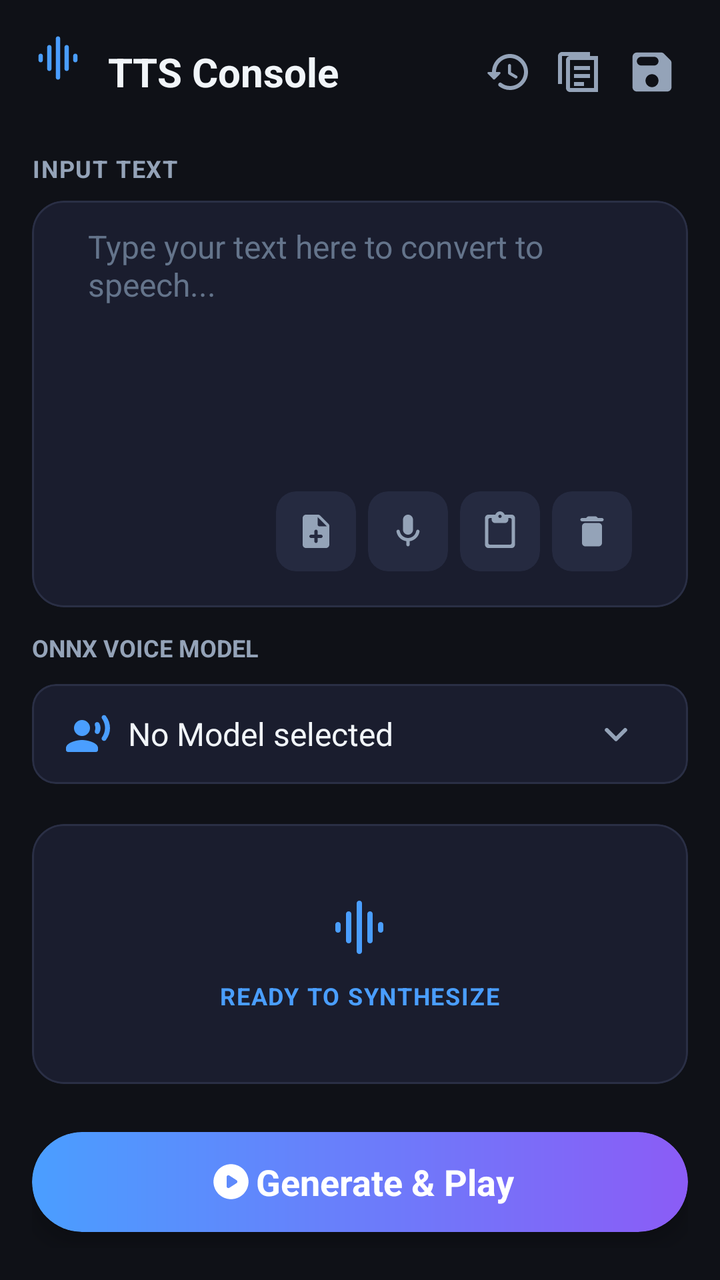
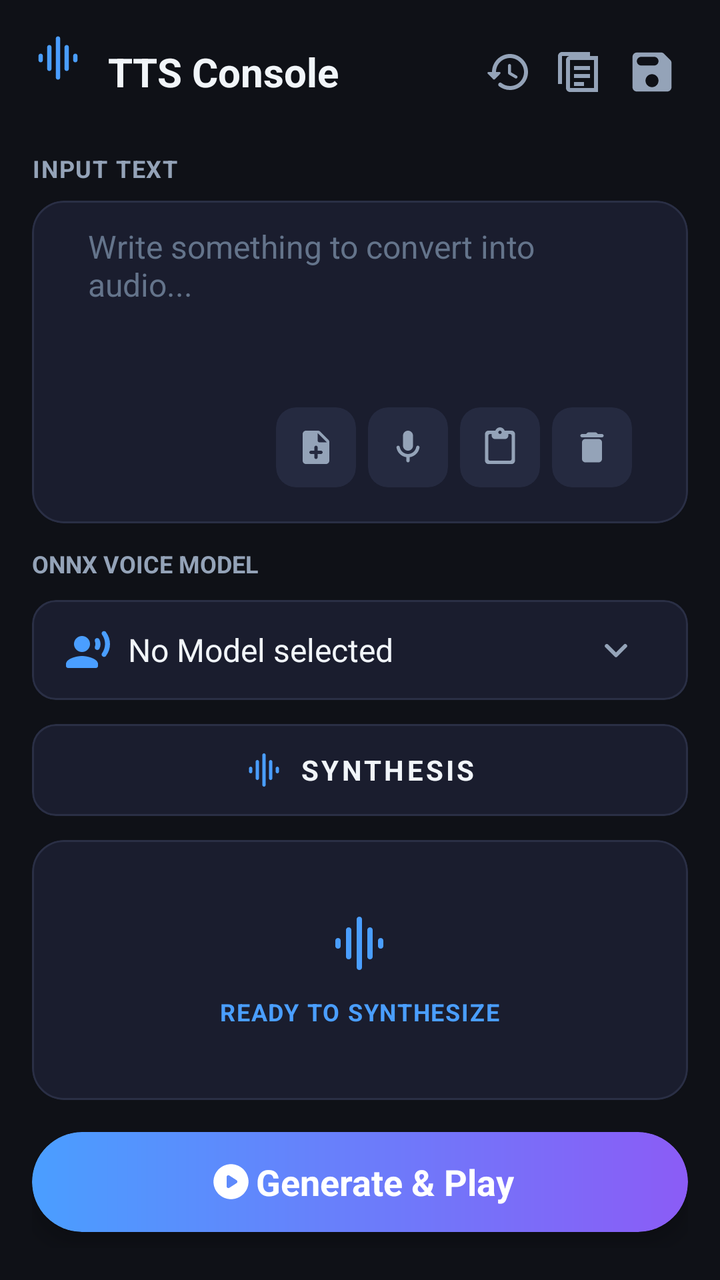

Two renders of the same Android screen: before a commit and after it. Below are the layout's source before the change and the commit's diff.
<!-- AndroidManifest.xml: application theme AppTheme -->
<!-- res/layout/generate_fragment.xml -->
<LinearLayout
	xmlns:android="http://schemas.android.com/apk/res/android"
	xmlns:app="http://schemas.android.com/apk/res-auto"
	xmlns:tools="http://schemas.android.com/tools"
	android:layout_width="match_parent"
	android:layout_height="match_parent"
	android:background="#0F1117"
	android:orientation="vertical"
	android:padding="16dp">

	<RelativeLayout
		android:id="@+id/relativelayout20"
		android:layout_width="match_parent"
		android:layout_height="wrap_content"
		android:layout_marginBottom="20dp">
		
		<ImageView
			android:id="@+id/img_logo"
			android:layout_width="26dp"
			android:layout_height="26dp"
			android:src="@drawable/icon_graphic_eq"
			android:scaleType="fitCenter"
			app:tint="#4A9EFF" />
			
		<TextView
			android:id="@+id/title_tv"
			android:layout_width="wrap_content"
			android:layout_height="wrap_content"
			android:text="TTS Console"
			android:textSize="20sp"
			android:textStyle="bold"
			android:textColor="#F1F5F9"
			android:layout_marginStart="12dp"
			android:layout_toEndOf="@id/img_logo"
			android:layout_centerVertical="true" />
			
		<LinearLayout
			android:id="@+id/top_actions"
			android:layout_width="wrap_content"
			android:layout_height="40dp"
			android:gravity="center_vertical"
			android:orientation="horizontal"
			android:layout_alignParentEnd="true"
			android:layout_centerVertical="true">
			
			<ImageView
				android:id="@+id/history"
				android:layout_width="36dp"
				android:layout_height="36dp"
				android:padding="6dp"
				android:contentDescription="History"
				android:background="?attr/selectableItemBackground"
				android:src="@drawable/icon_history"
				android:scaleType="fitCenter"
				app:tint="#94A3B8" />
				
			<ImageView
				android:id="@+id/dictionary"
				android:layout_width="36dp"
				android:layout_height="36dp"
				android:padding="6dp"
				android:contentDescription="Pronunciation lexicon"
				android:background="?attr/selectableItemBackground"
				android:src="@drawable/icon_menu_book"
				android:scaleType="fitCenter"
				app:tint="#94A3B8" />
				
			<ImageView
				android:id="@+id/save"
				android:layout_width="36dp"
				android:layout_height="36dp"
				android:padding="5dp"
				android:contentDescription="Save audio"
				android:background="?attr/selectableItemBackground"
				android:src="@drawable/icon_save"
				android:scaleType="fitCenter"
				app:tint="#94A3B8" />
		</LinearLayout>
	</RelativeLayout>

	<RelativeLayout
		android:id="@+id/relativelayout21"
		android:layout_width="match_parent"
		android:layout_height="wrap_content">
		<TextView
			android:id="@+id/textview55"
			android:layout_width="wrap_content"
			android:layout_height="wrap_content"
			android:text="INPUT TEXT"
			android:textSize="12sp"
			android:textStyle="bold"
			android:textColor="#94A3B8"
			android:letterSpacing="0.05" />
	</RelativeLayout>

	<com.google.android.material.card.MaterialCardView
		android:id="@+id/cardview26"
		android:layout_width="match_parent"
		android:layout_height="0dp"
		android:layout_marginTop="8dp"
		app:cardBackgroundColor="#1A1D2E"
		android:layout_weight="1"
		app:cardCornerRadius="16dp"
		app:strokeColor="#2A2F45"
		app:strokeWidth="1dp"
		app:cardElevation="0dp">
		
		<FrameLayout
			android:id="@+id/input_relativelayout"
			android:layout_width="match_parent"
			android:layout_height="match_parent"
			android:paddingLeft="12dp"
			android:paddingTop="12dp"
			android:paddingRight="12dp">
			
			<ScrollView
				android:id="@+id/vscroll4"
				android:layout_width="match_parent"
				android:layout_height="match_parent"
				android:fillViewport="true"
				android:scrollbars="vertical"
				android:fadeScrollbars="false"
				android:overScrollMode="always">
				<EditText
					android:id="@+id/et_input"
					android:layout_width="match_parent"
					android:layout_height="wrap_content"
					android:paddingBottom="64dp"
					android:textSize="16sp"
					android:textColor="#F1F5F9"
					android:hint="Type your text here to convert to speech..."
					android:textColorHint="#64748B"
					android:gravity="top|start"
					android:background="@null"
					android:inputType="textMultiLine"
					android:minHeight="100dp"
					android:paddingStart="16dp"
					android:paddingEnd="16dp" />
			</ScrollView>
			
			<LinearLayout
				android:id="@+id/input_quick_actions"
				android:layout_width="wrap_content"
				android:layout_height="44dp"
				android:layout_marginBottom="16dp"
				android:layout_gravity="bottom|end"
				android:layout_marginEnd="16dp"
				android:gravity="center_vertical"
				android:orientation="horizontal">
				
				<com.google.android.material.card.MaterialCardView
					android:id="@+id/card_add"
					android:layout_width="40dp"
					android:layout_height="40dp"
					android:layout_marginEnd="6dp"
					app:cardBackgroundColor="#252A40"
					app:cardCornerRadius="10dp"
					app:strokeWidth="0dp"
					android:focusable="true"
					android:foreground="?attr/selectableItemBackground">
					<ImageView
						android:id="@+id/imageview62"
						android:layout_width="match_parent"
						android:layout_height="match_parent"
						android:padding="10dp"
						android:contentDescription="Import document"
						android:src="@drawable/icon_note_add"
						android:scaleType="fitCenter"
						app:tint="#94A3B8" />
				</com.google.android.material.card.MaterialCardView>
				
				<com.google.android.material.card.MaterialCardView
					android:id="@+id/btn_voice_input"
					android:layout_width="40dp"
					android:layout_height="40dp"
					android:layout_marginEnd="6dp"
					android:contentDescription="Voice typing"
					android:focusable="true"
					android:foreground="?attr/selectableItemBackground"
					app:cardBackgroundColor="#252A40"
					app:cardCornerRadius="10dp"
					app:strokeWidth="0dp">
					<ImageView
						android:layout_width="match_parent"
						android:layout_height="match_parent"
						android:padding="10dp"
						android:src="@drawable/icon_mic"
						android:scaleType="fitCenter"
						app:tint="#94A3B8" />
				</com.google.android.material.card.MaterialCardView>
				
				<com.google.android.material.card.MaterialCardView
					android:id="@+id/btn_paste"
					android:layout_width="40dp"
					android:layout_height="40dp"
					android:layout_marginEnd="6dp"
					android:contentDescription="Paste from clipboard"
					android:focusable="true"
					android:foreground="?attr/selectableItemBackground"
					app:cardBackgroundColor="#252A40"
					app:cardCornerRadius="10dp"
					app:strokeWidth="0dp">
					<ImageView
						android:layout_width="match_parent"
						android:layout_height="match_parent"
						android:padding="10dp"
						android:src="@drawable/icon_content_paste"
						android:scaleType="fitCenter"
						app:tint="#94A3B8" />
				</com.google.android.material.card.MaterialCardView>
				
				<com.google.android.material.card.MaterialCardView
					android:id="@+id/btn_clear_text"
					android:layout_width="40dp"
					android:layout_height="40dp"
					android:contentDescription="Clear text"
					android:focusable="true"
					android:foreground="?attr/selectableItemBackground"
					app:cardBackgroundColor="#252A40"
					app:cardCornerRadius="10dp"
					app:strokeWidth="0dp">
					<ImageView
						android:layout_width="match_parent"
						android:layout_height="match_parent"
						android:padding="10dp"
						android:src="@drawable/icon_delete"
						android:scaleType="fitCenter"
						app:tint="#94A3B8" />
				</com.google.android.material.card.MaterialCardView>
			</LinearLayout>
		</FrameLayout>
	</com.google.android.material.card.MaterialCardView>

	<TextView
		android:id="@+id/textview67"
		android:layout_width="wrap_content"
		android:layout_height="wrap_content"
		android:layout_marginTop="12dp"
		android:text="ONNX VOICE MODEL"
		android:textSize="12sp"
		android:textStyle="bold"
		android:textColor="#94A3B8" />
		
	<com.google.android.material.card.MaterialCardView
		android:id="@+id/voice_info_card"
		android:layout_width="match_parent"
		android:layout_height="50dp"
		android:layout_marginTop="10dp"
		app:cardBackgroundColor="#1A1D2E"
		app:cardCornerRadius="12dp"
		app:strokeColor="#2A2F45"
		app:strokeWidth="1dp"
		app:cardElevation="0dp">
		
		<LinearLayout
			android:id="@+id/linear53"
			android:layout_width="match_parent"
			android:layout_height="match_parent"
			android:gravity="center_vertical"
			android:paddingHorizontal="16dp">
			
			<ImageView
				android:id="@+id/imageview63"
				android:layout_width="24dp"
				android:layout_height="24dp"
				android:src="@drawable/icon_record_voice"
				android:scaleType="fitCenter"
				app:tint="#4A9EFF" />
				
			<TextView
				android:id="@+id/voice_name_tv"
				android:layout_width="wrap_content"
				android:layout_height="wrap_content"
				android:padding="8dp"
				android:text="No Model selected"
				android:textSize="16sp"
				android:textColor="#F1F5F9"
				android:layout_weight="1" />
				
			<ImageView
				android:id="@+id/opne_dropdown"
				android:layout_width="40dp"
				android:layout_height="40dp"
				android:padding="8dp"
				android:background="?attr/selectableItemBackground"
				android:src="@drawable/icon_keyboard_arrow"
				android:scaleType="fitCenter"
				app:tint="#94A3B8" />
		</LinearLayout>
	</com.google.android.material.card.MaterialCardView>

	
	<LinearLayout
		android:id="@+id/kokoro_voice_filters"
		android:layout_width="match_parent"
		android:layout_height="wrap_content"
		android:layout_marginTop="6dp"
		android:orientation="horizontal"
		android:visibility="gone">
		<com.google.android.material.card.MaterialCardView
			android:layout_width="0dp"
			android:layout_height="56dp"
			android:layout_weight="1"
			android:layout_marginEnd="4dp"
			app:cardBackgroundColor="#1A1D2E"
			app:cardCornerRadius="12dp"
			app:strokeColor="#2A2F45"
			app:strokeWidth="1dp"
			app:cardElevation="0dp">
			<LinearLayout
				android:layout_width="match_parent"
				android:layout_height="match_parent"
				android:orientation="vertical"
				android:gravity="center_vertical"
				android:paddingHorizontal="8dp">
				<TextView
					android:layout_width="match_parent"
					android:layout_height="wrap_content"
					android:text="REGION"
					android:textColor="#94A3B8"
					android:textSize="10sp"
					android:textStyle="bold"
					android:letterSpacing="0.05" />
				<Spinner
					android:id="@+id/kokoro_region_spinner"
					android:layout_width="match_parent"
					android:layout_height="34dp"
					android:spinnerMode="dropdown"
					android:popupBackground="#1A1D2E" />
			</LinearLayout>
		</com.google.android.material.card.MaterialCardView>
		<com.google.android.material.card.MaterialCardView
			android:layout_width="0dp"
			android:layout_height="56dp"
			android:layout_weight="1"
			android:layout_marginStart="4dp"
			app:cardBackgroundColor="#1A1D2E"
			app:cardCornerRadius="12dp"
			app:strokeColor="#2A2F45"
			app:strokeWidth="1dp"
			app:cardElevation="0dp">
			<LinearLayout
				android:layout_width="match_parent"
				android:layout_height="match_parent"
				android:orientation="vertical"
				android:gravity="center_vertical"
				android:paddingHorizontal="8dp">
				<TextView
					android:layout_width="match_parent"
					android:layout_height="wrap_content"
					android:text="VOICE"
					android:textColor="#94A3B8"
					android:textSize="10sp"
					android:textStyle="bold"
					android:letterSpacing="0.05" />
				<Spinner
					android:id="@+id/kokoro_voice_spinner"
					android:layout_width="match_parent"
					android:layout_height="34dp"
					android:spinnerMode="dropdown"
					android:popupBackground="#1A1D2E" />
			</LinearLayout>
		</com.google.android.material.card.MaterialCardView>
	</LinearLayout>

	<LinearLayout
		android:id="@+id/supertonic_controls_layout"
		android:layout_width="match_parent"
		android:layout_height="wrap_content"
		android:layout_marginTop="8dp"
		android:orientation="horizontal"
		android:visibility="gone">
		<com.google.android.material.card.MaterialCardView
			android:id="@+id/supertonic_voice_button"
			android:layout_width="0dp"
			android:layout_height="50dp"
			android:layout_weight="1"
			android:layout_marginEnd="4dp"
			android:contentDescription="Choose Supertonic voice and language"
			android:clickable="true"
			android:focusable="true"
			android:foreground="?attr/selectableItemBackground"
			app:cardBackgroundColor="#1A1D2E"
			app:cardCornerRadius="12dp"
			app:strokeColor="#2A2F45"
			app:strokeWidth="1dp"
			app:cardElevation="0dp">
		<LinearLayout
			android:layout_width="match_parent"
			android:layout_height="match_parent"
			android:gravity="center_vertical"
			android:paddingStart="12dp"
			android:paddingEnd="8dp">
			<TextView
				android:id="@+id/supertonic_voice_value"
				android:layout_width="0dp"
				android:layout_height="match_parent"
				android:layout_weight="1"
				android:gravity="center_vertical"
				android:text="Supertonic • F1 English"
				android:textColor="#F1F5F9"
				android:textSize="14sp"
				android:maxLines="1"
				android:ellipsize="end" />
			<ImageView
				android:layout_width="20dp"
				android:layout_height="20dp"
				android:src="@drawable/icon_keyboard_arrow"
				android:scaleType="fitCenter"
				app:tint="#94A3B8" />
		</LinearLayout>
		</com.google.android.material.card.MaterialCardView>
		<com.google.android.material.card.MaterialCardView
			android:id="@+id/supertonic_settings_button"
			android:layout_width="50dp"
			android:layout_height="50dp"
			android:layout_marginStart="4dp"
			android:contentDescription="Generation quality settings"
			android:clickable="true"
			android:focusable="true"
			android:foreground="?attr/selectableItemBackground"
			app:cardBackgroundColor="#1A1D2E"
			app:cardCornerRadius="12dp"
			app:strokeColor="#2A2F45"
			app:strokeWidth="1dp"
			app:cardElevation="0dp">
			<LinearLayout
				android:layout_width="match_parent"
				android:layout_height="match_parent"
				android:gravity="center_vertical"
				android:paddingStart="12dp"
				android:paddingEnd="12dp">
				<ImageView
					android:layout_width="24dp"
					android:layout_height="24dp"
					android:src="@drawable/icon_settings"
					android:scaleType="fitCenter"
					app:tint="#4A9EFF" />
				</LinearLayout>
		</com.google.android.material.card.MaterialCardView>
	</LinearLayout>

	<com.google.android.material.card.MaterialCardView
		android:id="@+id/card_status"
		android:layout_width="match_parent"
		android:layout_height="130dp"
		android:layout_marginTop="20dp"
		app:cardBackgroundColor="#1A1D2E"
		app:cardCornerRadius="16dp"
		app:strokeColor="#2A2F45"
		app:strokeWidth="1dp"
		app:cardElevation="0dp">
		
		<RelativeLayout
			android:id="@+id/relativelayout2"
			android:layout_width="match_parent"
			android:layout_height="match_parent">
			
			<LinearLayout
				android:id="@+id/layout_idle_state"
				android:layout_width="wrap_content"
				android:layout_height="wrap_content"
				android:gravity="center_horizontal"
				android:orientation="vertical"
				android:layout_centerInParent="true">
				
				<ImageView
					android:id="@+id/imageview65"
					android:layout_width="32dp"
					android:layout_height="32dp"
					android:src="@drawable/icon_graphic_eq"
					android:scaleType="fitCenter"
					app:tint="#4A9EFF" />
					
				<ProgressBar
					android:id="@+id/progress_generating"
					android:layout_width="32dp"
					android:layout_height="32dp"
					android:indeterminate="false"
					style="?android:progressBarStyle"
					android:visibility="gone"
					android:indeterminateTint="#4A9EFF" />
					
				<TextView
					android:id="@+id/textview69"
					android:layout_width="wrap_content"
					android:layout_height="wrap_content"
					android:layout_marginTop="10dp"
					android:text="READY TO SYNTHESIZE"
					android:textSize="12sp"
					android:textStyle="bold"
					android:textColor="#4A9EFF"
					android:letterSpacing="0.05" />
			</LinearLayout>
			
			<RelativeLayout
				android:id="@+id/layout_generated_state"
				android:layout_width="match_parent"
				android:layout_height="match_parent"
				android:padding="16dp"
				android:visibility="gone">
				
				<ImageView
					android:id="@+id/img_waveform"
					android:layout_width="match_parent"
					android:layout_height="60dp"
					android:layout_marginTop="5dp"
					android:src="@drawable/default_image"
					android:scaleType="fitCenter"
					app:tint="#4A9EFF"
					android:layout_centerHorizontal="true"
					android:layout_alignParentTop="true" />
					
				<View
					android:id="@+id/playhead_line"
					android:layout_width="2dp"
					android:layout_height="60dp"
					android:layout_marginTop="5dp"
					android:background="#8B5CF6"
					android:elevation="2dp"
					android:visibility="gone"
					android:layout_alignParentTop="true"
					android:layout_alignParentStart="true" />
					
				<TextView
					android:id="@+id/tv_duration"
					android:layout_width="wrap_content"
					android:layout_height="wrap_content"
					android:text="0:24 seconds"
					android:textSize="13sp"
					android:textColor="#94A3B8"
					android:layout_alignParentBottom="true"
					android:layout_alignParentStart="true" />
					
				<com.google.android.material.card.MaterialCardView
					android:id="@+id/btn_export"
					android:layout_width="36dp"
					android:layout_height="36dp"
					app:cardBackgroundColor="#252A40"
					app:cardCornerRadius="8dp"
					app:strokeWidth="0dp"
					android:layout_alignParentBottom="true"
					android:layout_alignParentEnd="true">
					<ImageView
						android:id="@+id/imageview2"
						android:layout_width="match_parent"
						android:layout_height="match_parent"
						android:padding="8dp"
						android:background="?attr/selectableItemBackground"
						android:src="@drawable/icon_ios_share"
						android:scaleType="fitXY"
						app:tint="#94A3B8" />
				</com.google.android.material.card.MaterialCardView>
			</RelativeLayout>
		</RelativeLayout>
	</com.google.android.material.card.MaterialCardView>

	
	<com.google.android.material.card.MaterialCardView
		android:id="@+id/btn_generate"
		android:layout_width="match_parent"
		android:layout_height="50dp"
		android:layout_marginTop="24dp"
		android:layout_marginBottom="8dp"
		app:cardBackgroundColor="@android:color/transparent"
		app:cardCornerRadius="25dp"
		app:cardElevation="6dp"
		app:strokeWidth="0dp"
		android:focusable="true"
		android:foreground="?attr/selectableItemBackground">
		
		<LinearLayout
			android:id="@+id/linear54"
			android:layout_width="match_parent"
			android:layout_height="match_parent"
			android:background="@drawable/bg_gradient_btn"
			android:gravity="center_horizontal|center_vertical">
			
			<ImageView
				android:id="@+id/imageview52"
				android:layout_width="25dp"
				android:layout_height="25dp"
				android:padding="2dp"
				android:src="@drawable/icon_play_circle"
				android:scaleType="fitCenter"
				app:tint="#FFFFFF" />
				
			<TextView
				android:id="@+id/textview92"
				android:layout_width="wrap_content"
				android:layout_height="wrap_content"
				android:text="Generate &amp; Play"
				android:textSize="18sp"
				android:textStyle="bold"
				android:textColor="#FFFFFF" />
		</LinearLayout>
	</com.google.android.material.card.MaterialCardView>

</LinearLayout>
<!-- resources referenced by this layout -->
<resources>
  <!-- drawable bg_gradient_btn (drawable) -->
  <?xml version="1.0" encoding="utf-8"?>
  <shape xmlns:android="http://schemas.android.com/apk/res/android">
      <gradient
          android:angle="0"
          android:startColor="#4A9EFF"
          android:endColor="#8B5CF6"
          android:type="linear" />
      <corners android:radius="25dp" />
  </shape>
  <!-- drawable icon_delete (drawable-xhdpi) -->
  <?xml version='1.0' encoding='UTF-8' standalone='yes' ?>
  <vector xmlns:android="http://schemas.android.com/apk/res/android" android:width="48dp" android:height="48dp" android:viewportWidth="24.0" android:viewportHeight="24.0"><path android:pathData="M6 19c0 1.1.9 2 2 2h8c1.1 0 2-.9 2-2V9c0-1.1-.9-2-2-2H8c-1.1 0-2 .9-2 2v10zM18 4h-2.5l-.71-.71c-.18-.18-.44-.29-.7-.29H9.91c-.26 0-.52.11-.7.29L8.5 4H6c-.55 0-1 .45-1 1s.45 1 1 1h12c.55 0 1-.45 1-1s-.45-1-1-1z" android:fillColor="#94A3B8" /></vector>
  <!-- drawable icon_keyboard_arrow (drawable-xhdpi) -->
  <?xml version='1.0' encoding='UTF-8' standalone='yes' ?>
  <vector xmlns:android="http://schemas.android.com/apk/res/android" android:width="48dp" android:height="48dp" android:viewportWidth="24.0" android:viewportHeight="24.0"><path android:pathData="M8.12 9.29L12 13.17l3.88-3.88a.996.996 0 1 1 1.41 1.41l-4.59 4.59a.996.996 0 0 1-1.41 0L6.7 10.7a.996.996 0 0 1 0-1.41c.39-.38 1.03-.39 1.42 0z" android:fillColor="#94A3B8" /></vector>
  <!-- drawable icon_menu_book (drawable-xhdpi) -->
  <vector xmlns:android="http://schemas.android.com/apk/res/android"
      android:width="24dp"
      android:height="24dp"
      android:viewportWidth="24"
      android:viewportHeight="24">
      <path
          android:fillColor="#FFFFFFFF"
          android:pathData="M21,4H7c-1.1,0 -2,0.9 -2,2v14c0,1.1 0.9,2 2,2h14V4zM19,20H7V6h12v14zM3,2h14v2H3v14H1V4c0,-1.1 0.9,-2 2,-2zM9,9h8v2H9zM9,13h8v2H9zM9,17h5v2H9z" />
  </vector>
  <!-- drawable icon_play_circle (drawable-xhdpi) -->
  <?xml version='1.0' encoding='UTF-8' standalone='yes' ?>
  <vector xmlns:android="http://schemas.android.com/apk/res/android" android:width="48dp" android:height="48dp" android:viewportWidth="24.0" android:viewportHeight="24.0"><path android:pathData="M12 2C6.48 2 2 6.48 2 12s4.48 10 10 10s10-4.48 10-10S17.52 2 12 2zM9.5 14.67V9.33c0-.79.88-1.27 1.54-.84l4.15 2.67a1 1 0 0 1 0 1.68l-4.15 2.67c-.66.43-1.54-.05-1.54-.84z" android:fillColor="#94A3B8" /></vector>
  <!-- drawable icon_save (drawable-xhdpi) -->
  <?xml version='1.0' encoding='UTF-8' standalone='yes' ?>
  <vector xmlns:android="http://schemas.android.com/apk/res/android" android:width="48dp" android:height="48dp" android:viewportWidth="24.0" android:viewportHeight="24.0"><path android:pathData="M17.59 3.59c-.38-.38-.89-.59-1.42-.59H5a2 2 0 0 0-2 2v14c0 1.1.9 2 2 2h14c1.1 0 2-.9 2-2V7.83c0-.53-.21-1.04-.59-1.41l-2.82-2.83zM12 19c-1.66 0-3-1.34-3-3s1.34-3 3-3s3 1.34 3 3s-1.34 3-3 3zm1-10H7c-1.1 0-2-.9-2-2s.9-2 2-2h6c1.1 0 2 .9 2 2s-.9 2-2 2z" android:fillColor="#94A3B8" /></vector>
  <color name="colorPrimary">#00E5FF</color>
  <color name="colorOnPrimary">#F8FAFC</color>
  <color name="colorSecondary">#2979FF</color>
  <color name="colorSurface">#121826</color>
  <color name="colorSurfaceVariant">#1A2234</color>
  <color name="colorOnSurface">#F8FAFC</color>
  <color name="colorOnBackground">#F8FAFC</color>
  <color name="colorAccent">#00E5FF</color>
  <color name="colorBackground">#070B14</color>
  <!-- unchanged entries left out for length: 10 -->
</resources>

<!-- the commit's change to res/layout/generate_fragment.xml (unified diff, before → after) -->
@@ -8,6 +8,7 @@
 	android:orientation="vertical"
 	android:padding="16dp">
 
+	
 	<RelativeLayout
 		android:id="@+id/relativelayout20"
 		android:layout_width="match_parent"
@@ -78,6 +79,7 @@
 		</LinearLayout>
 	</RelativeLayout>
 
+	
 	<RelativeLayout
 		android:id="@+id/relativelayout21"
 		android:layout_width="match_parent"
@@ -93,6 +95,7 @@
 			android:letterSpacing="0.05" />
 	</RelativeLayout>
 
+	
 	<com.google.android.material.card.MaterialCardView
 		android:id="@+id/cardview26"
 		android:layout_width="match_parent"
@@ -128,7 +131,7 @@
 					android:paddingBottom="64dp"
 					android:textSize="16sp"
 					android:textColor="#F1F5F9"
-					android:hint="Type your text here to convert to speech..."
+					android:hint="Write something to convert into audio..."
 					android:textColorHint="#64748B"
 					android:gravity="top|start"
 					android:background="@null"
@@ -231,6 +234,7 @@
 		</FrameLayout>
 	</com.google.android.material.card.MaterialCardView>
 
+	
 	<TextView
 		android:id="@+id/textview67"
 		android:layout_width="wrap_content"
@@ -241,6 +245,7 @@
 		android:textStyle="bold"
 		android:textColor="#94A3B8" />
 		
+	
 	<com.google.android.material.card.MaterialCardView
 		android:id="@+id/voice_info_card"
 		android:layout_width="match_parent"
@@ -297,6 +302,7 @@
 		android:layout_marginTop="6dp"
 		android:orientation="horizontal"
 		android:visibility="gone">
+		
 		<com.google.android.material.card.MaterialCardView
 			android:layout_width="0dp"
 			android:layout_height="56dp"
@@ -329,6 +335,7 @@
 					android:popupBackground="#1A1D2E" />
 			</LinearLayout>
 		</com.google.android.material.card.MaterialCardView>
+		
 		<com.google.android.material.card.MaterialCardView
 			android:layout_width="0dp"
 			android:layout_height="56dp"
@@ -363,6 +370,7 @@
 		</com.google.android.material.card.MaterialCardView>
 	</LinearLayout>
 
+	
 	<LinearLayout
 		android:id="@+id/supertonic_controls_layout"
 		android:layout_width="match_parent"
@@ -370,6 +378,7 @@
 		android:layout_marginTop="8dp"
 		android:orientation="horizontal"
 		android:visibility="gone">
+		
 		<com.google.android.material.card.MaterialCardView
 			android:id="@+id/supertonic_voice_button"
 			android:layout_width="0dp"
@@ -385,31 +394,32 @@
 			app:strokeColor="#2A2F45"
 			app:strokeWidth="1dp"
 			app:cardElevation="0dp">
-		<LinearLayout
-			android:layout_width="match_parent"
-			android:layout_height="match_parent"
-			android:gravity="center_vertical"
-			android:paddingStart="12dp"
-			android:paddingEnd="8dp">
-			<TextView
-				android:id="@+id/supertonic_voice_value"
-				android:layout_width="0dp"
+			<LinearLayout
+				android:layout_width="match_parent"
 				android:layout_height="match_parent"
-				android:layout_weight="1"
 				android:gravity="center_vertical"
-				android:text="Supertonic • F1 English"
-				android:textColor="#F1F5F9"
-				android:textSize="14sp"
-				android:maxLines="1"
-				android:ellipsize="end" />
-			<ImageView
-				android:layout_width="20dp"
-				android:layout_height="20dp"
-				android:src="@drawable/icon_keyboard_arrow"
-				android:scaleType="fitCenter"
-				app:tint="#94A3B8" />
-		</LinearLayout>
+				android:paddingStart="12dp"
+				android:paddingEnd="8dp">
+				<TextView
+					android:id="@+id/supertonic_voice_value"
+					android:layout_width="0dp"
+					android:layout_height="match_parent"
+					android:layout_weight="1"
+					android:gravity="center_vertical"
+					android:text="Supertonic • F1 English"
+					android:textColor="#F1F5F9"
+					android:textSize="14sp"
+					android:maxLines="1"
+					android:ellipsize="end" />
+				<ImageView
+					android:layout_width="20dp"
+					android:layout_height="20dp"
+					android:src="@drawable/icon_keyboard_arrow"
+					android:scaleType="fitCenter"
+					app:tint="#94A3B8" />
+			</LinearLayout>
 		</com.google.android.material.card.MaterialCardView>
+		
 		<com.google.android.material.card.MaterialCardView
 			android:id="@+id/supertonic_settings_button"
 			android:layout_width="50dp"
@@ -436,15 +446,49 @@
 					android:src="@drawable/icon_settings"
 					android:scaleType="fitCenter"
 					app:tint="#4A9EFF" />
-				</LinearLayout>
+			</LinearLayout>
 		</com.google.android.material.card.MaterialCardView>
 	</LinearLayout>
 
+	
+	<com.google.android.material.card.MaterialCardView
+		android:layout_width="match_parent"
+		android:layout_height="46dp"
+		android:layout_marginTop="12dp"
+		app:cardBackgroundColor="#1A1D2E"
+		app:strokeColor="#2A2F45"
+		app:strokeWidth="1dp"
+		app:cardCornerRadius="12dp"
+		app:cardElevation="0dp">
+		<LinearLayout
+			android:layout_width="match_parent"
+			android:layout_height="match_parent"
+			android:gravity="center"
+			android:orientation="horizontal">
+			<ImageView
+				android:layout_width="20dp"
+				android:layout_height="20dp"
+				android:src="@drawable/icon_graphic_eq"
+				app:tint="#4A9EFF" />
+			<TextView
+				android:layout_width="wrap_content"
+				android:layout_height="wrap_content"
+				android:text="SYNTHESIS"
+				android:textColor="#F1F5F9"
+				android:textSize="14sp"
+				android:textStyle="bold"
+				android:letterSpacing="0.1"
+				android:layout_marginStart="8dp" />
+		</LinearLayout>
+	</com.google.android.material.card.MaterialCardView>
+	
+
+	
 	<com.google.android.material.card.MaterialCardView
 		android:id="@+id/card_status"
 		android:layout_width="match_parent"
 		android:layout_height="130dp"
-		android:layout_marginTop="20dp"
+		android:layout_marginTop="12dp"
 		app:cardBackgroundColor="#1A1D2E"
 		app:cardCornerRadius="16dp"
 		app:strokeColor="#2A2F45"
@@ -560,7 +604,7 @@
 		android:id="@+id/btn_generate"
 		android:layout_width="match_parent"
 		android:layout_height="50dp"
-		android:layout_marginTop="24dp"
+		android:layout_marginTop="16dp"
 		android:layout_marginBottom="8dp"
 		app:cardBackgroundColor="@android:color/transparent"
 		app:cardCornerRadius="25dp"
